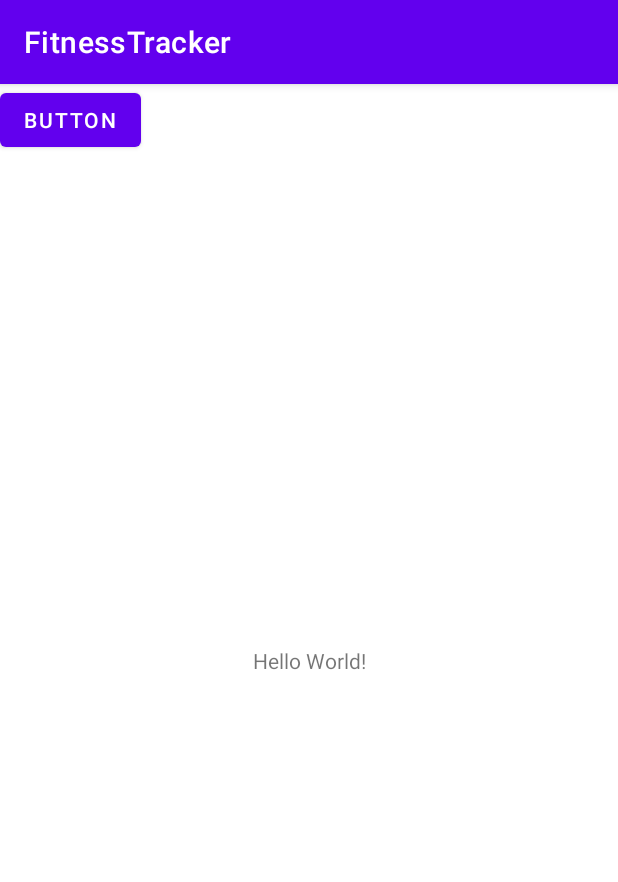
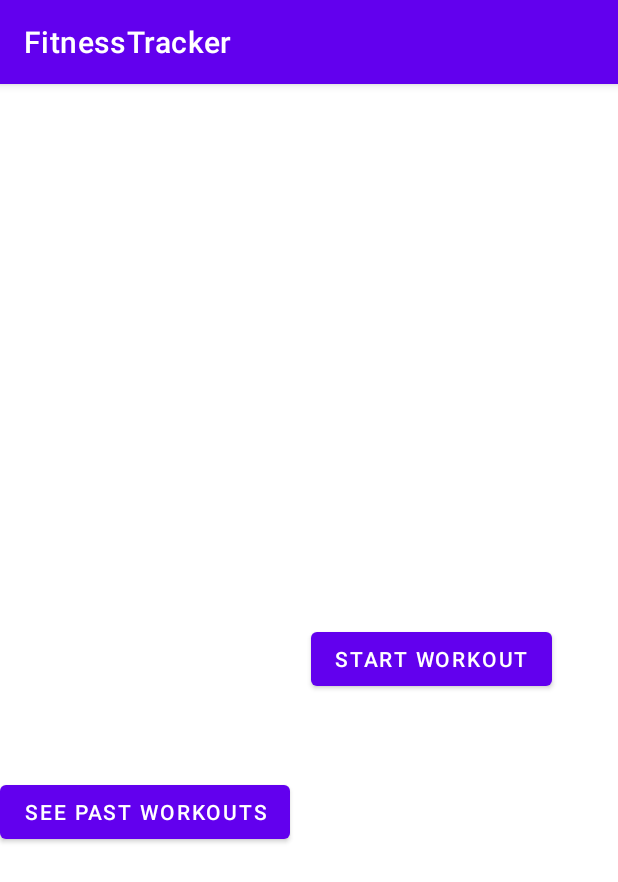
Before and after one commit to DatN99/FitnessTracker, an Android app: the screen it shows after launch (MainActivity), on a phone screen of 412 x 824 dp. Shown: the top 882 px of the screen. Run offline under Robolectric (Android 15) with nearby library versions, the phone set to English and light mode, and no system bars.

Commit message:
-added a way to save all workouts internally

```diff
--- a/app/src/main/AndroidManifest.xml
+++ b/app/src/main/AndroidManifest.xml
@@ -9,7 +9,8 @@
         android:roundIcon="@mipmap/ic_launcher_round"
         android:supportsRtl="true"
         android:theme="@style/Theme.FitnessTracker">
-        <activity android:name=".gui.FinishActivity"></activity>
+        <activity android:name=".gui.PastWorkouts"></activity>
+        <activity android:name=".gui.FinishActivity" />
         <activity android:name=".gui.WorkoutLogActivity" />
         <activity android:name=".gui.MainActivity">
             <intent-filter>
--- a/app/src/main/java/com/example/fitnesstracker/gui/MainActivity.java
+++ b/app/src/main/java/com/example/fitnesstracker/gui/MainActivity.java
@@ -12,6 +12,7 @@ import com.example.fitnesstracker.R;
 public class MainActivity extends AppCompatActivity {
     //Widget Variables
     Button addWorkoutButton;
+    Button pastWorkoutsButton;
 
 
     @Override
@@ -21,15 +22,26 @@ public class MainActivity extends AppCompatActivity {
 
         //Find Widgets
         addWorkoutButton = findViewById(R.id.addWorkout);
-
+        pastWorkoutsButton = findViewById(R.id.previousWorkoutsButton);
 
         //Click to add a workout
         addWorkoutButton.setOnClickListener(new View.OnClickListener() {
             @Override
             public void onClick(View v) {
+
                 openWorkoutLogActivity();
             }
         });
+
+
+        //Click to see past workouts
+        pastWorkoutsButton.setOnClickListener(new View.OnClickListener() {
+            @Override
+            public void onClick(View v) {
+                openPastWorkoutsActivity();
+            }
+        });
+
     }
 
 
@@ -38,4 +50,10 @@ public class MainActivity extends AppCompatActivity {
         startActivity(SwitchToWorkoutLog);
 
     }
+
+    public void openPastWorkoutsActivity(){
+        Intent SwitchToPastWorkouts = new Intent(this, PastWorkouts.class);
+        startActivity(SwitchToPastWorkouts);
+
+    }
 }
--- a/app/src/main/java/com/example/fitnesstracker/gui/SetAdapter.java
+++ b/app/src/main/java/com/example/fitnesstracker/gui/SetAdapter.java
@@ -40,7 +40,7 @@ public class SetAdapter extends RecyclerView.Adapter<SetAdapter.SetViewHolder> {
 
     @Override
     public SetViewHolder onCreateViewHolder(ViewGroup parent, int viewType) {
-        View v = LayoutInflater.from(parent.getContext()).inflate(R.layout.cardview, parent, false);
+        View v = LayoutInflater.from(parent.getContext()).inflate(R.layout.cardviewsets, parent, false);
         SetViewHolder svh = new SetViewHolder(v);
         return svh;
     }
--- a/app/src/main/java/com/example/fitnesstracker/gui/WorkoutLogActivity.java
+++ b/app/src/main/java/com/example/fitnesstracker/gui/WorkoutLogActivity.java
@@ -37,6 +37,8 @@ public class WorkoutLogActivity extends AppCompatActivity implements addSetFragm
 
     //Sets Variables
     ArrayList<Sets> SetsList = new ArrayList<>();
+
+
 
 
     @Override
--- a/app/src/main/res/layout/activity_main.xml
+++ b/app/src/main/res/layout/activity_main.xml
@@ -6,21 +6,27 @@
     android:layout_height="match_parent"
     tools:context=".gui.MainActivity">
 
-    <TextView
-        android:layout_width="wrap_content"
-        android:layout_height="wrap_content"
-        android:text="Hello World!"
-        app:layout_constraintBottom_toBottomOf="parent"
-        app:layout_constraintLeft_toLeftOf="parent"
-        app:layout_constraintRight_toRightOf="parent"
-        app:layout_constraintTop_toTopOf="parent" />
-
     <Button
         android:id="@+id/addWorkout"
         android:layout_width="wrap_content"
         android:layout_height="wrap_content"
-        android:text="Button"
-        tools:layout_editor_absoluteX="240dp"
-        tools:layout_editor_absoluteY="254dp" />
+        android:layout_marginEnd="44dp"
+        android:text="Start Workout"
+        app:layout_constraintBottom_toBottomOf="parent"
+        app:layout_constraintEnd_toEndOf="parent"
+        app:layout_constraintTop_toTopOf="parent"
+        app:layout_constraintVertical_bias="0.499" />
+
+    <Button
+        android:id="@+id/previousWorkoutsButton"
+        android:layout_width="wrap_content"
+        android:layout_height="wrap_content"
+        android:text="See Past Workouts"
+        app:layout_constraintBottom_toBottomOf="parent"
+        app:layout_constraintEnd_toStartOf="@+id/addWorkout"
+        app:layout_constraintHorizontal_bias="0.0"
+        app:layout_constraintStart_toStartOf="parent"
+        app:layout_constraintTop_toTopOf="parent"
+        app:layout_constraintVertical_bias="0.641" />
 
 </androidx.constraintlayout.widget.ConstraintLayout>
--- a/app/src/main/res/values/strings.xml
+++ b/app/src/main/res/values/strings.xml
@@ -1,5 +1,5 @@
 <resources>
     <string name="app_name">FitnessTracker</string>
-<!-- TODO: Remove or change this placeholder text -->
+    <!-- TODO: Remove or change this placeholder text -->
     <string name="hello_blank_fragment">Hello blank fragment</string>
 </resources>
```
Also changed, not shown: app/src/main/java/com/example/fitnesstracker/gui/FinishActivity.java (+58 -3 lines), app/src/main/java/com/example/fitnesstracker/gui/PastWorkouts.java (added, +16 -0 lines), app/src/main/java/com/example/fitnesstracker/workout/Sets.java (+14 -0 lines), app/src/main/java/com/example/fitnesstracker/workout/Workout.java (+52 -2 lines), app/src/main/res/layout/activity_finish.xml (+9 -0 lines), app/src/main/res/layout/activity_past_workouts.xml (added, +15 -0 lines), app/src/main/res/layout/cardviewpast.xml (added, +41 -0 lines), app/src/main/res/layout/cardviewsets.xml (renamed from app/src/main/res/layout/cardview.xml).
